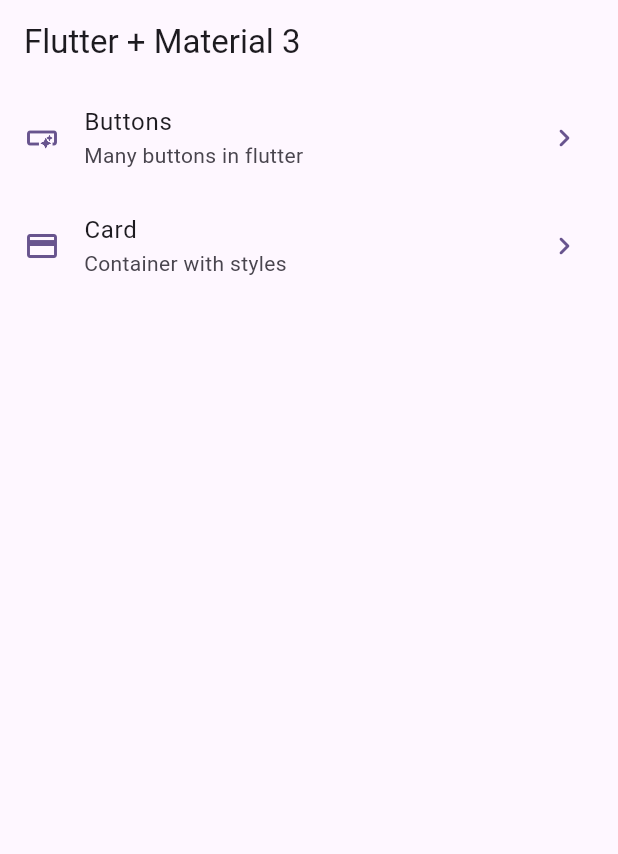
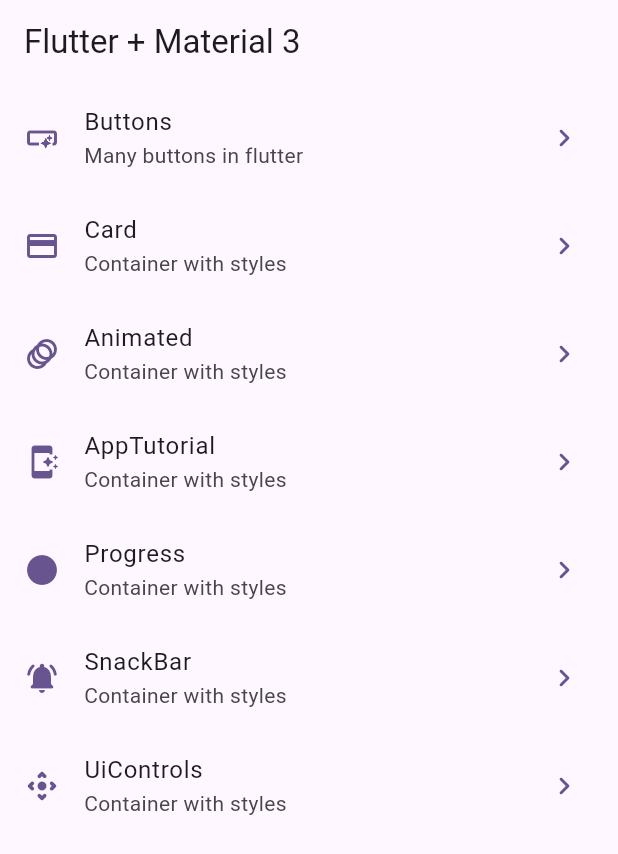
Before and after one commit to JaviKo500/widgets_app, a Flutter app: the screen it shows after launch, on a phone screen of 412 x 824 dp. Shown: the top 854 px of the screen. Run offline on Flutter 3.47's test engine with Material 2 defaults, Android fonts, the phone set to English and light mode, and no system bars; our stand-ins replace go_router.

Commit message:
new screens and add menu

```diff
--- a/lib/config/menu/menu_item.dart
+++ b/lib/config/menu/menu_item.dart
@@ -20,4 +20,9 @@ class MenuItem {
 const appMenuItems = <MenuItem>[
   MenuItem(name: ButtonsScreen.name, title: 'Buttons', subTitle: 'Many buttons in flutter', link: '/buttons', icon: Icons.smart_button_outlined,),
   MenuItem(name: CardsScreen.name, title: 'Card', subTitle: 'Container with styles', link: '/cards', icon: Icons.credit_card_outlined,),
+  MenuItem(name: AnimatedScreen.name, title: 'Animated', subTitle: 'Container with styles', link: '/animated', icon: Icons.animation_rounded,),
+  MenuItem(name: AppTutorialScreen.name, title: 'AppTutorial', subTitle: 'Container with styles', link: '/app_tutorial', icon: Icons.app_shortcut_rounded,),
+  MenuItem(name: ProgressScreen.name, title: 'Progress', subTitle: 'Container with styles', link: '/progress', icon: Icons.circle_rounded,),
+  MenuItem(name: SnackBarScreen.name, title: 'SnackBar', subTitle: 'Container with styles', link: '/snack_bar', icon: Icons.notifications_active_rounded,),
+  MenuItem(name: UiControlsScreen.name, title: 'UiControls', subTitle: 'Container with styles', link: '/ui_controls', icon: Icons.control_camera_rounded,),
 ];
--- a/lib/config/router/go_router.dart
+++ b/lib/config/router/go_router.dart
@@ -19,5 +19,30 @@ final appRouter = GoRouter(
       path: '/cards',
       builder: (context, state) => const CardsScreen(),
     ),
+    GoRoute(
+      name: AnimatedScreen.name,
+      path: '/animated',
+      builder: (context, state) => const AnimatedScreen(),
+    ),
+    GoRoute(
+      name: AppTutorialScreen.name,
+      path: '/app_tutorial',
+      builder: (context, state) => const AppTutorialScreen(),
+    ),
+    GoRoute(
+      name: ProgressScreen.name,
+      path: '/progress',
+      builder: (context, state) => const ProgressScreen(),
+    ),
+    GoRoute(
+      name: SnackBarScreen.name,
+      path: '/snack_bar',
+      builder: (context, state) => const SnackBarScreen(),
+    ),
+    GoRoute(
+      name: UiControlsScreen.name,
+      path: '/ui_controls',
+      builder: (context, state) => const UiControlsScreen(),
+    ),
   ]
 );
--- a/lib/presentation/screens/screens.dart
+++ b/lib/presentation/screens/screens.dart
@@ -1,3 +1,9 @@
+export 'package:widgets_app/presentation/screens/animated/animated_screen.dart';
+export 'package:widgets_app/presentation/screens/app_tutorial/app_tutorial_screen.dart';
 export 'package:widgets_app/presentation/screens/buttons/buttons_screen.dart';
 export 'package:widgets_app/presentation/screens/cards/cards_screen.dart';
 export 'package:widgets_app/presentation/screens/home/home_screen.dart';
+export 'package:widgets_app/presentation/screens/infinite_scroll/infinite_scroll_screen.dart';
+export 'package:widgets_app/presentation/screens/progress/progress_screen.dart';
+export 'package:widgets_app/presentation/screens/snackbar/snack_bar_screen.dart';
+export 'package:widgets_app/presentation/screens/ui_controls/ui_controls_screen.dart';
```
Also changed, not shown: lib/presentation/screens/animated/animated_screen.dart (added, +18 -0 lines), lib/presentation/screens/app_tutorial/app_tutorial_screen.dart (added, +18 -0 lines), lib/presentation/screens/infinite_scroll/infinite_scroll_screen.dart (added, +18 -0 lines), lib/presentation/screens/progress/progress_screen.dart (added, +18 -0 lines), lib/presentation/screens/snackbar/snack_bar_screen.dart (added, +18 -0 lines), lib/presentation/screens/ui_controls/ui_controls_screen.dart (added, +18 -0 lines).
